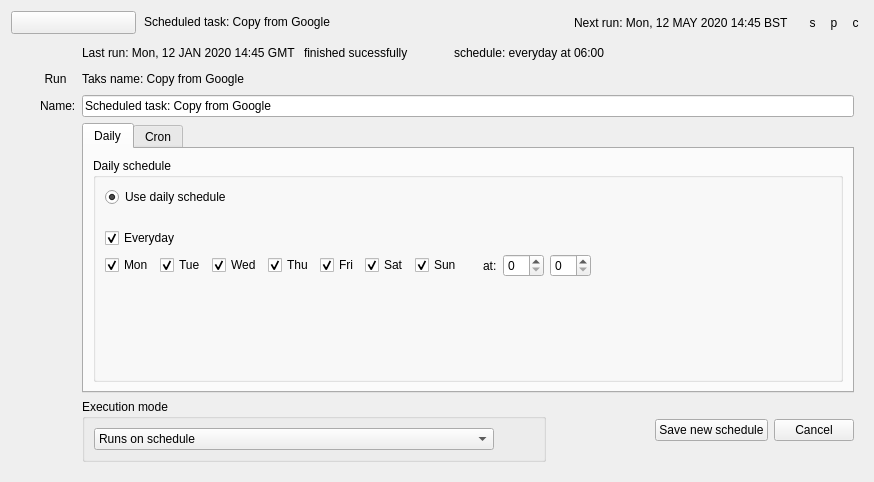
Before: the Qt Designer form src/schedule_widget.ui in Bdrey503/RcloneBrowser, drawn with Qt 5.
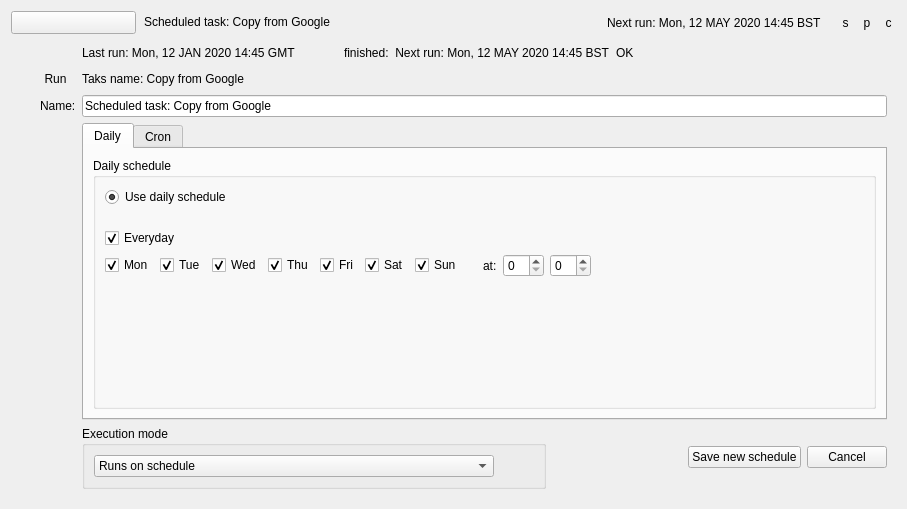
After: the same form once the commit is applied. Custom widgets are drawn as their Qt base class.

The edit to the form file:
```diff
--- a/src/schedule_widget.ui
+++ b/src/schedule_widget.ui
@@ -6,8 +6,8 @@
    <rect>
     <x>0</x>
     <y>0</y>
-    <width>874</width>
-    <height>482</height>
+    <width>907</width>
+    <height>509</height>
    </rect>
   </property>
   <property name="windowTitle">
@@ -497,13 +497,6 @@
           </property>
          </widget>
         </item>
-        <item>
-         <widget class="QLabel" name="label_9">
-          <property name="text">
-           <string>finished sucessfully</string>
-          </property>
-         </widget>
-        </item>
         <item>
          <spacer name="horizontalSpacer_9">
           <property name="orientation">
@@ -523,7 +516,14 @@
         <item>
          <widget class="QLabel" name="label_8">
           <property name="text">
-           <string>schedule: everyday at 06:00</string>
+           <string>finished:  Next run: Mon, 12 MAY 2020 14:45 BST</string>
+          </property>
+         </widget>
+        </item>
+        <item>
+         <widget class="QLabel" name="lastRunStatus">
+          <property name="text">
+           <string>OK</string>
           </property>
          </widget>
         </item>
```
Left out of the diff: 20 changed lines with no effect on the pictures.
